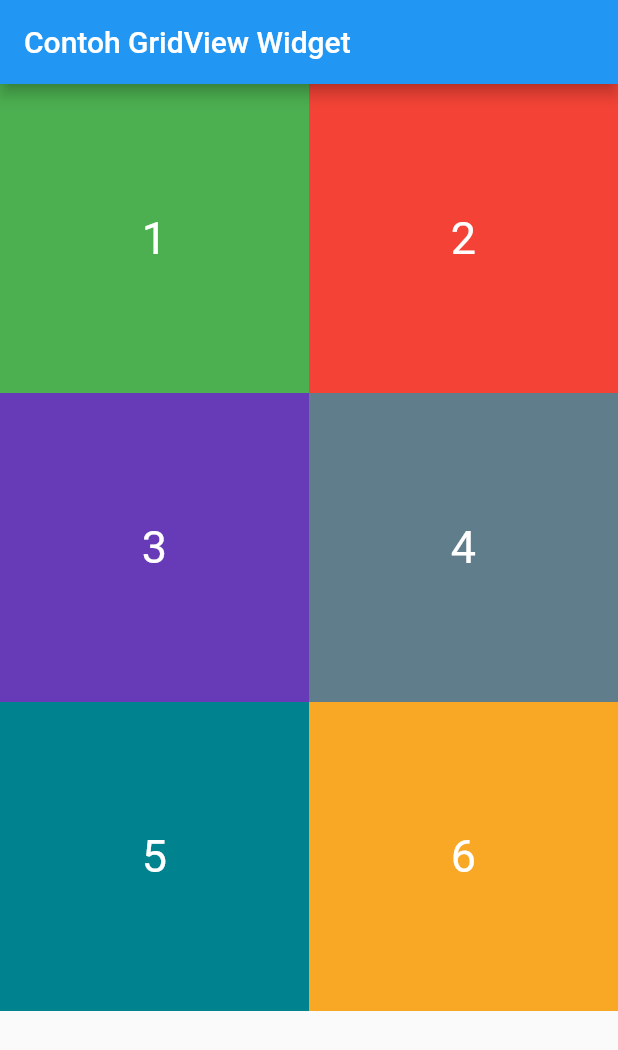
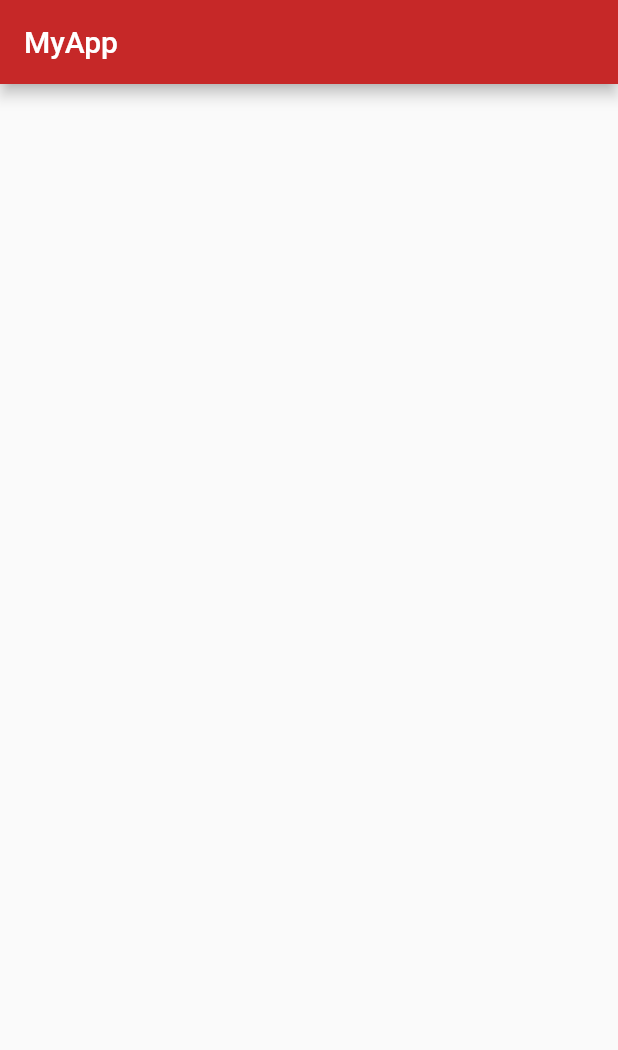
Before and after one commit to polinema-mobile/praktikum-02-layout-web-bola-SrirahmiLutfiahA, a Flutter app: the screen it shows after launch, on a phone screen of 412 x 824 dp. Shown: the top 1050 px of the screen. Run offline on Flutter 3.47's test engine with Material 2 defaults, Android fonts, the phone set to English and light mode, and no system bars.

Commit message:
Praktikum Ubah Title

```diff
--- a/lib/main.dart
+++ b/lib/main.dart
@@ -11,66 +11,13 @@ class MyApp extends StatelessWidget {
   Widget build(BuildContext context) {
     return MaterialApp(
       home: Scaffold(
-        appBar: AppBar(title: Text("Contoh GridView Widget"),),
-        body: GridView.count(
-            crossAxisCount: 2,
-            children:<Widget>[
-              Container(
-                color: Colors.green,
-                alignment:Alignment.center,
-                child: Text("1", style: TextStyle(fontSize:30,color:
-                Colors.white)),
-                  ),
-
-              Container(
-                color: Colors.red,
-                alignment:Alignment.center,
-                child: Text("2", style: TextStyle(fontSize:30,color:
-                Colors.white)),
-                height: 400.0,
-                width: 300.0,
-                  ),
-
-              Container(
-                color: Colors.deepPurple,
-                alignment:Alignment.center,
-                child: Text("3", style: TextStyle(fontSize:30,color:
-                Colors.white)),
-                height: 200.0,
-                width: 200.0,
-                ),
-
-              Container(
-                color: Colors.blueGrey,
-                alignment:Alignment.center,
-                child: Text("4", style: TextStyle(fontSize:30,color:
-                Colors.white)),
-                height: 200.0,
-                width: 200.0,
-                ),
-
-              Container(
-                color: Colors.cyan[800],
-                alignment:Alignment.center,
-                child: Text("5", style: TextStyle(fontSize:30,color:
-                Colors.white)),
-                height: 200.0,
-                width: 200.0,
-                ),
-
-              Container(
-                color: Colors.yellow[800],
-                alignment:Alignment.center,
-                child: Text("6", style: TextStyle(fontSize:30,color:
-                Colors.white)),
-                height: 200.0,
-                width: 200.0,
-                ),
-            ],
-          ),
-        ),
-      );
-    }
+        appBar: AppBar(
+          backgroundColor: Colors.red[800],
+          title: Text('MyApp')
+         ),
+       )
+     );
+   }
  }
 
 class MyHomePage extends StatefulWidget {
```
